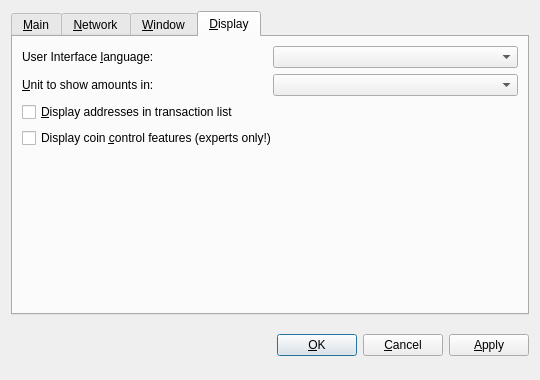
First picture: the form in src/qt/forms/optionsdialog.ui, repository jyap808/jumbucks, before the edit.
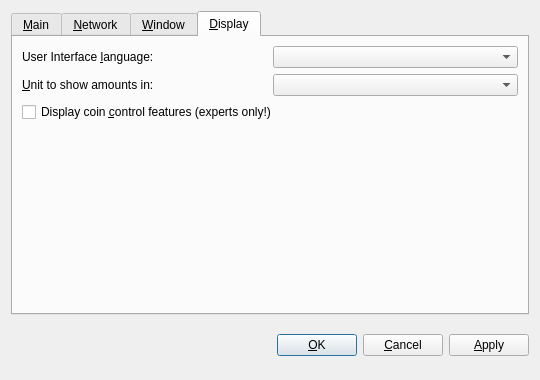
Second picture: the form after the edit. The open tabs and pages were chosen to show the change. Custom widgets are drawn as their Qt base class.

What changed in the file:
```diff
--- a/src/qt/forms/optionsdialog.ui
+++ b/src/qt/forms/optionsdialog.ui
@@ -379,16 +379,6 @@
          </item>
         </layout>
        </item>
-       <item>
-        <widget class="QCheckBox" name="displayAddresses">
-         <property name="toolTip">
-          <string>Whether to show CoinmarketsCoin addresses in the transaction list or not.</string>
-         </property>
-         <property name="text">
-          <string>&amp;Display addresses in transaction list</string>
-         </property>
-        </widget>
-       </item>
        <item>
         <widget class="QCheckBox" name="coinControlFeatures">
          <property name="toolTip">
```
